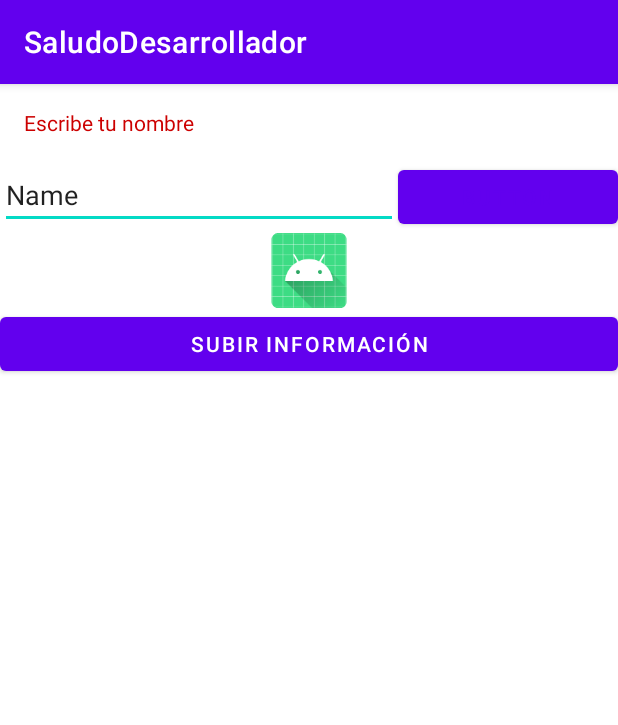
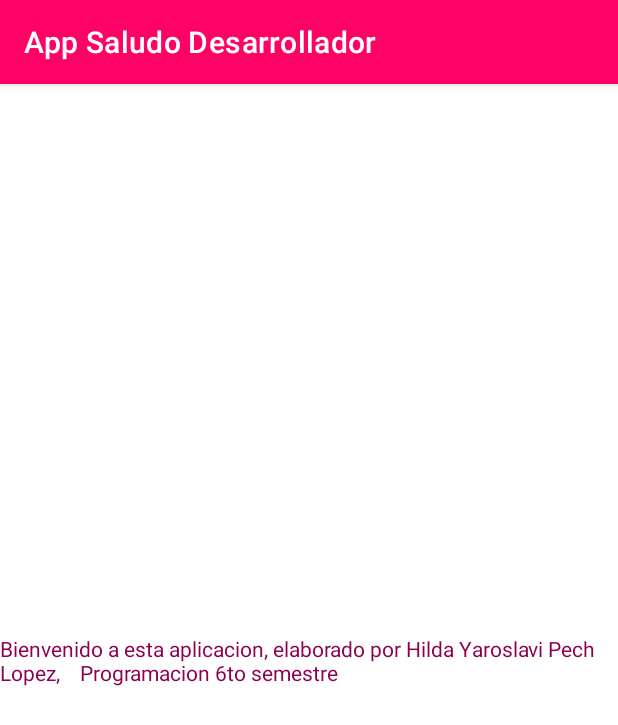
Before and after one commit to HildaPech/A-SaludoDesarrollador, an Android app: the screen it shows after launch (MainActivity), on a phone screen of 412 x 824 dp. Shown: the top 725 px of the screen. Run offline under Robolectric (Android 15) with nearby library versions, the phone set to English and light mode, and no system bars.

Commit message:
Video11_Uso de colores y Strings

```diff
--- a/app/src/main/res/layout/activity_main.xml
+++ b/app/src/main/res/layout/activity_main.xml
@@ -1,47 +1,19 @@
 <?xml version="1.0" encoding="utf-8"?>
-<LinearLayout xmlns:android="http://schemas.android.com/apk/res/android"
-xmlns:app="http://schemas.android.com/apk/res-auto"
-xmlns:tools="http://schemas.android.com/tools"
-android:layout_width="match_parent"
-android:layout_height="match_parent"
-android:orientation="vertical"
-tools:context=".MainActivity">
+<androidx.constraintlayout.widget.ConstraintLayout xmlns:android="http://schemas.android.com/apk/res/android"
+    xmlns:app="http://schemas.android.com/apk/res-auto"
+    xmlns:tools="http://schemas.android.com/tools"
+    android:layout_width="match_parent"
+    android:layout_height="match_parent"
+    tools:context=".MainActivity">
+
     <TextView
         android:layout_width="wrap_content"
         android:layout_height="wrap_content"
-        android:text="Escribe tu nombre"
-        android:layout_margin="16dp"
-        android:textColor="@android:color/holo_red_dark"/>
-    <LinearLayout
-        android:layout_width="match_parent"
-        android:layout_height="wrap_content"
-        android:orientation="horizontal">
-        <EditText
-            android:id="@+id/editTextTextPersonName2"
-            android:layout_width="wrap_content"
-            android:layout_height="wrap_content"
-            android:layout_weight="1"
-            android:ems="10"
-            android:inputType="textPersonName"
-            android:text="Name" />
+        android:text="Bienvenido a esta aplicacion, elaborado por Hilda Yaroslavi Pech Lopez,    Programacion 6to semestre     "
+        android:textColor="@color/colorTexto"
+        app:layout_constraintBottom_toBottomOf="parent"
+        app:layout_constraintLeft_toLeftOf="parent"
+        app:layout_constraintRight_toRightOf="parent"
+        app:layout_constraintTop_toTopOf="parent" />
 
-        <Button
-            android:id="@+id/button2"
-            android:layout_width="wrap_content"
-            android:layout_height="wrap_content"
-            android:layout_weight="1"
-            android:style="@style/Widget.AppCompat.Button.Borderless.Colored"
-            android:text="Button"
-            android:textColor="@color/purple_500" />
-    </LinearLayout>
-    <ImageView
-        android:id="@+id/imageView"
-        android:layout_width="match_parent"
-        android:layout_height="50dp"
-        app:srcCompat="@mipmap/ic_launcher_round" />
-
-    <Button
-        android:layout_width="match_parent"
-        android:layout_height="wrap_content"
-        android:text="Subir Información" />
-</LinearLayout>
+</androidx.constraintlayout.widget.ConstraintLayout>
--- a/app/src/main/res/values/colors.xml
+++ b/app/src/main/res/values/colors.xml
@@ -1,10 +1,12 @@
 <?xml version="1.0" encoding="utf-8"?>
 <resources>
-    <color name="purple_200">#FFBB86FC</color>
-    <color name="purple_500">#FF6200EE</color>
-    <color name="purple_700">#FF3700B3</color>
+    <color name="purple_200">#FF6296</color>
+    <color name="purple_500">#FF0266</color>
+    <color name="purple_700">#DC005F</color>
     <color name="teal_200">#FF03DAC5</color>
     <color name="teal_700">#FF018786</color>
     <color name="black">#FF000000</color>
     <color name="white">#FFFFFFFF</color>
+    <color name="colorTexto">#8D0050</color>
+
 </resources>
--- a/app/src/main/res/values/strings.xml
+++ b/app/src/main/res/values/strings.xml
@@ -1,3 +1,4 @@
 <resources>
-    <string name="app_name">SaludoDesarrollador</string>
+    <string name="app_name">App Saludo Desarrollador</string>
+    <string name="introduccion">"         Bienvenido a esta aplicacion, elaborado por Hilda Yaroslavi Pech Lopez,         Programacion 6to semestre     "</string>
 </resources>
```
